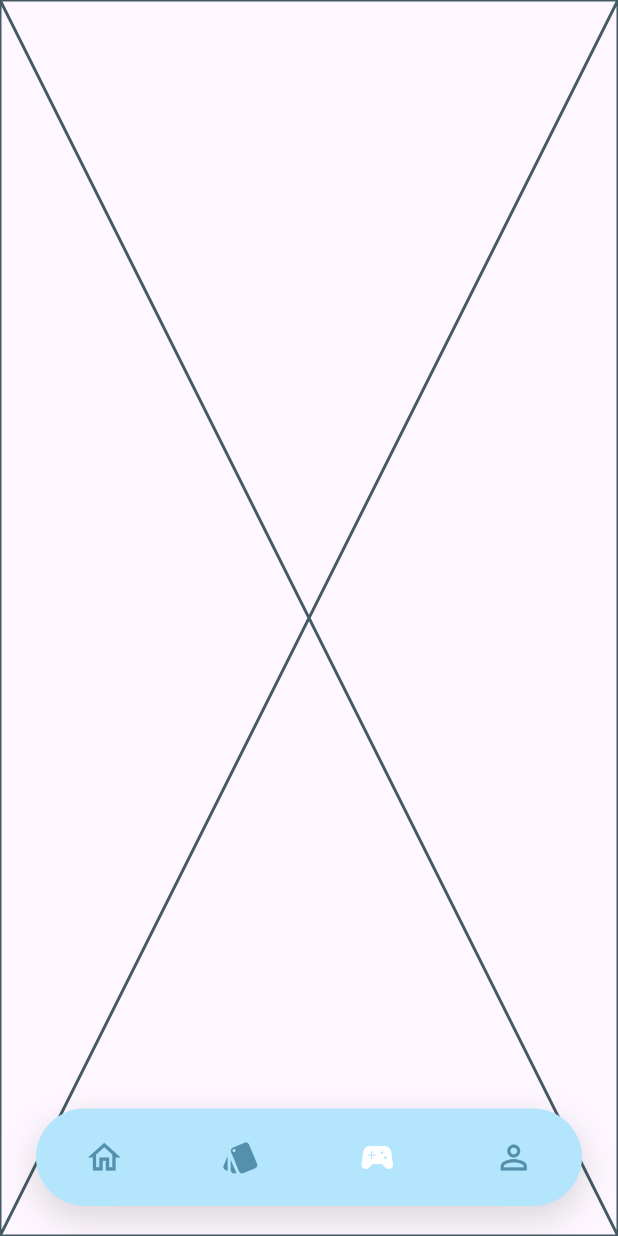
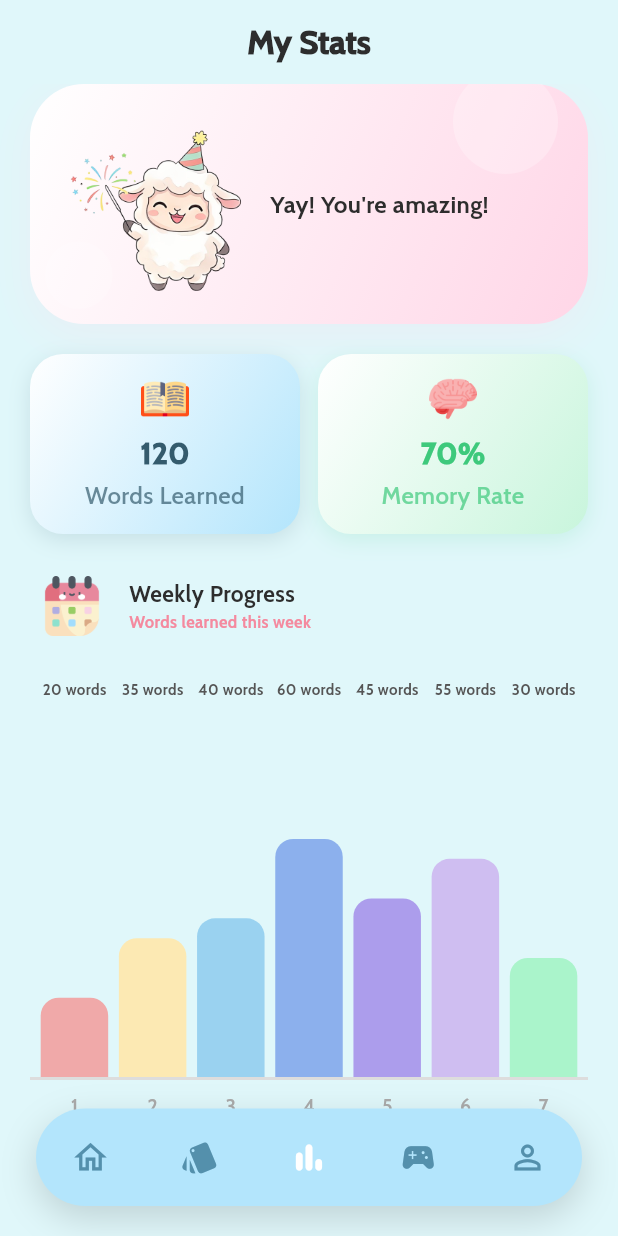
Before and after one commit to rstzsy/FlashCardApp, a Flutter app: the screen it shows after launch, item 3 of the bottom bar chosen, on a phone screen of 412 x 824 dp. Run offline on Flutter 3.47's test engine with Material 3 defaults, Android fonts, the phone set to English and light mode, and no system bars; drawn by our look-alikes of fl_chart; our stand-ins replace google_fonts.

Commit message:
done statistic screen

```diff
--- /dev/null
+++ b/flashcard_app/lib/features/statistic/screens/statistic_screen.dart
@@ -0,0 +1,180 @@
+import 'package:flutter/material.dart';
+import '../../../core/themes/app_colors.dart';
+import '../widgets/chibi_stat_card.dart';
+import '../widgets/weekly_process_chart.dart';
+
+class StatisticsScreen extends StatelessWidget {
+  const StatisticsScreen({super.key});
+
+  final int learnedWords = 120;
+  final double memoryRate = 70;
+
+  @override
+  Widget build(BuildContext context) {
+    final isHappy = memoryRate >= 50;
+    final sprite = isHappy
+        ? "assets/character/happy.png"
+        : "assets/character/worry.png";
+
+    return Scaffold(
+      backgroundColor: AppColors.mainColor,
+      appBar: AppBar(
+        backgroundColor: AppColors.mainColor,
+        elevation: 0,
+        centerTitle: true,
+        title: const Text(
+          "My Stats",
+          style: TextStyle(
+            fontSize: 22,
+            fontWeight: FontWeight.w900,
+            color: Color(0xFF2D2D2D),
+          ),
+        ),
+      ),
+      body: SingleChildScrollView(
+        padding: const EdgeInsets.symmetric(horizontal: 20),
+        child: Column(
+          children: [
+
+            // card pr
+            Container(
+              width: double.infinity,
+              decoration: BoxDecoration(
+                borderRadius: BorderRadius.circular(36),
+                gradient: LinearGradient(
+                  begin: Alignment.topLeft,
+                  end: Alignment.bottomRight,
+                  colors: isHappy
+                      ? [Colors.white, const Color(0xFFFFD6E7)]
+                      : [Colors.white, AppColors.primary],
+                ),
+                boxShadow: [
+                  BoxShadow(
+                    color: (isHappy
+                            ? const Color(0xFFFFD6E7)
+                            : AppColors.mainColor)
+                        .withOpacity(0.25),
+                    blurRadius: 24,
+                    offset: const Offset(0, 8),
+                  ),
+                ],
+              ),
+              child: Stack(
+                clipBehavior: Clip.none,
+                children: [
+                  Positioned(
+                    top: -10,
+                    right: 20,
+                    child: _Blob(size: 70, color: Colors.white.withOpacity(0.25)),
+                  ),
+                  Positioned(
+                    bottom: 10,
+                    left: 10,
+                    child: _Blob(size: 45, color: Colors.white.withOpacity(0.18)),
+                  ),
+                  Padding(
+                    padding: const EdgeInsets.symmetric(
+                      horizontal: 24,
+                      vertical: 20,
+                    ),
+                    child: Row(
+                      crossAxisAlignment: CrossAxisAlignment.center,
+                      children: [
+                        // animation switch image
+                        AnimatedSwitcher(
+                          duration: const Duration(milliseconds: 500),
+                          switchInCurve: Curves.easeOutBack,
+                          transitionBuilder: (child, anim) =>
+                              ScaleTransition(scale: anim, child: child),
+                          child: Image.asset(
+                            sprite,
+                            key: ValueKey(sprite),
+                            height: 120,
+                            fit: BoxFit.contain,
+                            errorBuilder: (_, __, ___) => const Icon(
+                              Icons.broken_image,
+                              size: 60,
+                              color: Colors.red,
+                            ),
+                          ),
+                        ),
+
+                        const SizedBox(width: 16),
+
+                        Expanded(
+                          child: Text(
+                            isHappy
+                                ? "Yay! You're amazing!"
+                                : "Let's study more today!",
+                            style: const TextStyle(
+                              fontSize: 16,
+                              fontWeight: FontWeight.w800,
+                              color: Color(0xFF2D2D2D),
+                              height: 1.4,
+                            ),
+                          ),
+                        ),
+                      ],
+                    ),
+                  ),
+                ],
+              ),
+            ),
+
+            const SizedBox(height: 20),
+
+            // stat card
+            Row(
+              children: [
+                Expanded(
+                  child: ChibiStatCard(
+                    iconPath: "assets/component/book.png",
+                    value: "$learnedWords",
+                    label: "Words Learned",
+                    color: const Color.fromARGB(255, 52, 91, 109),
+                    bgGradient: const [Colors.white, AppColors.primary],
+                  ),
+                ),
+                const SizedBox(width: 12),
+                Expanded(
+                  child: ChibiStatCard(
+                    iconPath: "assets/component/brain.png",
+                    value: "${memoryRate.toInt()}%",
+                    label: "Memory Rate",
+                    color: isHappy
+                        ? const Color(0xFF3EC97C)
+                        : const Color(0xFFFF6B6B),
+                    bgGradient: isHappy
+                        ? const [Colors.white, Color(0xFFC8F5DC)]
+                        : const [Colors.white, Color(0xFFFFEEEE)],
+                  ),
+                ),
+              ],
+            ),
+
+            const SizedBox(height: 20),
+
+            // bar chart
+            const WeeklyProgressChart(),
+            const SizedBox(height: 30),
+          ],
+        ),
+      ),
+    );
+  }
+}
+
+class _Blob extends StatelessWidget {
+  final double size;
+  final Color color;
+  const _Blob({required this.size, required this.color});
+
+  @override
+  Widget build(BuildContext context) {
+    return Container(
+      width: size,
+      height: size,
+      decoration: BoxDecoration(shape: BoxShape.circle, color: color),
+    );
+  }
+}
--- /dev/null
+++ b/flashcard_app/lib/features/statistic/widgets/chibi_stat_card.dart
@@ -0,0 +1,66 @@
+import 'package:flutter/material.dart';
+
+class ChibiStatCard extends StatelessWidget {
+  final String iconPath;
+  final String value;
+  final String label;
+  final Color color;
+  final List<Color> bgGradient;
+
+  const ChibiStatCard({
+    super.key,
+    required this.iconPath,
+    required this.value,
+    required this.label,
+    required this.color,
+    required this.bgGradient,
+  });
+
+  @override
+  Widget build(BuildContext context) {
+    return Container(
+      padding: const EdgeInsets.symmetric(vertical: 14, horizontal: 10),
+      decoration: BoxDecoration(
+        gradient: LinearGradient(
+          begin: Alignment.topLeft,
+          end: Alignment.bottomRight,
+          colors: bgGradient,
+        ),
+        borderRadius: BorderRadius.circular(22),
+        boxShadow: [
+          BoxShadow(
+            color: color.withOpacity(0.15),
+            blurRadius: 12,
+            offset: const Offset(0, 4),
+          ),
+        ],
+      ),
+      child: Column(
+        children: [
+          Image.asset(iconPath, width: 32, height: 32),
+          const SizedBox(height: 6),
+          // value
+          Text(
+            value,
+            style: TextStyle(
+              fontSize: 20,
+              fontWeight: FontWeight.w900,
+              color: color,
+            ),
+          ),
+          const SizedBox(height: 2),
+          // label
+          Text(
+            label,
+            textAlign: TextAlign.center,
+            style: TextStyle(
+              fontSize: 16,
+              fontWeight: FontWeight.w600,
+              color: color.withOpacity(0.7),
+            ),
+          ),
+        ],
+      ),
+    );
+  }
+}
--- /dev/null
+++ b/flashcard_app/lib/features/statistic/widgets/weekly_process_chart.dart
@@ -0,0 +1,177 @@
+// lib/features/statistics/widgets/weekly_progress_chart.dart
+
+import 'package:flutter/material.dart';
+import 'package:fl_chart/fl_chart.dart';
+
+import '../../../core/themes/app_colors.dart';
+
+class WeeklyProgressChart extends StatelessWidget {
+  const WeeklyProgressChart({super.key});
+
+  static const _values = [20.0, 35.0, 40.0, 60.0, 45.0, 55.0, 30.0];
+
+  static const _barColors = [
+    Color.fromARGB(255, 240, 169, 169),
+    Color.fromARGB(255, 252, 233, 179),
+    Color.fromARGB(255, 154, 210, 240),
+    Color.fromARGB(255, 140, 176, 237),
+    Color.fromARGB(255, 172, 157, 236),
+    Color.fromARGB(255, 207, 190, 241),
+    Color.fromARGB(255, 170, 244, 203),
+  ];
+
+  List<BarChartGroupData> _buildBars() {
+    return List.generate(_values.length, (i) {
+      return BarChartGroupData(
+        x: i,
+        barRods: [
+          // style bar chart
+          BarChartRodData(
+            toY: _values[i],
+            width: 45,
+            color: _barColors[i],
+            borderRadius: const BorderRadius.vertical(top: Radius.circular(12)),
+          ),
+        ],
+      );
+    });
+  }
+
+  @override
+  Widget build(BuildContext context) {
+    return Column(
+      crossAxisAlignment: CrossAxisAlignment.start,
+      children: [
+        // Header
+        Row(
+          children: [
+            Container(
+              padding: const EdgeInsets.all(8),
+              decoration: BoxDecoration(
+                borderRadius: BorderRadius.circular(12),
+              ),
+              child: Image.asset(
+                "assets/component/calendar.png",
+                width: 40,
+                height: 40,
+              ),
+            ),
+            const SizedBox(width: 10),
+            const Column(
+              crossAxisAlignment: CrossAxisAlignment.start,
+              children: [
+                Text(
+                  "Weekly Progress",
+                  style: TextStyle(
+                    fontSize: 15,
+                    fontWeight: FontWeight.w800,
+                    color: Color(0xFF2D2D2D),
+                  ),
+                ),
+                Text(
+                  "Words learned this week",
+                  style: TextStyle(
+                    fontSize: 11,
+                    color: AppColors.highlightColor,
+                    fontWeight: FontWeight.bold,
+                  ),
+                ),
+              ],
+            ),
+          ],
+        ),
+
+        const SizedBox(height: 20),
+
+        // bar chart
+        SizedBox(
+          height: 300,
+          child: BarChart(
+            BarChartData(
+              maxY: 90,
+              barTouchData: BarTouchData(
+                enabled: true,
+                touchTooltipData: BarTouchTooltipData(
+                  tooltipRoundedRadius: 8,
+                  tooltipPadding: const EdgeInsets.symmetric(
+                    horizontal: 8,
+                    vertical: 4,
+                  ),
+                  getTooltipItem: (group, groupIndex, rod, rodIndex) {
+                    return BarTooltipItem(
+                      '${rod.toY.toInt()} words',
+                      const TextStyle(
+                        color: Color(0xFF2D2D2D),
+                        fontSize: 11,
+                        fontWeight: FontWeight.w700,
+                      ),
+                    );
+                  },
+                ),
+              ),
+              gridData: FlGridData(show: false),
+
+              // bottom border
+              borderData: FlBorderData(
+                show: true,
+                border: const Border(
+                  bottom: BorderSide(color: Color(0xFFDDDDDD), width: 2),
+                ),
+              ),
+
+              titlesData: FlTitlesData(
+                leftTitles: AxisTitles(
+                  sideTitles: SideTitles(showTitles: false),
+                ),
+                rightTitles: AxisTitles(
+                  sideTitles: SideTitles(showTitles: false),
+                ),
+                topTitles: AxisTitles(
+                  sideTitles: SideTitles(
+                    showTitles: true,
+                    reservedSize: 28,
+                    getTitlesWidget: (value, meta) {
+                      final i = value.toInt();
+                      if (i < 0 || i >= _values.length) return const SizedBox();
+                      return Padding(
+                        padding: const EdgeInsets.only(bottom: 6),
+                        child: Text(
+                          '${_values[i].toInt()} words',
+                          style: const TextStyle(
+                            fontSize: 10,
+                            fontWeight: FontWeight.w700,
+                            color: Color(0xFF555555),
+                          ),
+                        ),
+                      );
+                    },
+                  ),
+                ),
+                bottomTitles: AxisTitles(
+                  sideTitles: SideTitles(
+                    showTitles: true,
+                    reservedSize: 32,
+                    getTitlesWidget: (v, _) {
+                      return Padding(
+                        padding: const EdgeInsets.only(top: 8),
+                        child: Text(
+                          '${v.toInt() + 1}',
+                          style: const TextStyle(
+                            fontSize: 13,
+                            fontWeight: FontWeight.w600,
+                            color: Color(0xFFAAAAAA),
+                          ),
+                        ),
+                      );
+                    },
+                  ),
+                ),
+              ),
+              barGroups: _buildBars(),
+            ),
+          ),
+        ),
+      ],
+    );
+  }
+}
--- a/flashcard_app/lib/main.dart
+++ b/flashcard_app/lib/main.dart
@@ -1,5 +1,7 @@
 import 'package:flashcard_app/routes/main_navigation.dart';
 import 'package:flutter/material.dart';
+import 'package:google_fonts/google_fonts.dart';
+
 import '../routes/app_router.dart';
 import '../routes/app_routes.dart';
 
@@ -15,7 +17,13 @@ class MyApp extends StatelessWidget {
     return MaterialApp(
       debugShowCheckedModeBanner: false,
       title: 'Study English',
-      // initialRoute: AppRoutes.homeScreen,
+
+      theme: ThemeData(
+        textTheme: GoogleFonts.cabinTextTheme(
+          Theme.of(context).textTheme,
+        ),
+      ),
+
       home: MainNavigation(),
       onGenerateRoute: AppRouter.generateRoute,
     );
--- a/flashcard_app/lib/routes/main_navigation.dart
+++ b/flashcard_app/lib/routes/main_navigation.dart
@@ -1,6 +1,7 @@
 import 'package:flashcard_app/core/themes/app_colors.dart';
 import 'package:flutter/material.dart';
 import '../features/home/screens/home_screen.dart';
+import '../features/statistic/screens/statistic_screen.dart';
 
 class MainNavigation extends StatefulWidget {
   const MainNavigation({super.key});
@@ -15,7 +16,7 @@ class _MainNavigationState extends State<MainNavigation> {
   final List<Widget> pages = [
     const HomeScreen(),
     const Placeholder(),
-    const Placeholder(),
+    const StatisticsScreen(),
     const Placeholder(),
     const Placeholder(),
   ];
@@ -51,7 +52,8 @@ class _MainNavigationState extends State<MainNavigation> {
             children: [
               navItem(Icons.home_outlined, 0),
               navItem(Icons.style, 1),
-              navItem(Icons.sports_esports, 2),
+              navItem(Icons.bar_chart_rounded, 2),
+              navItem(Icons.sports_esports, 3),
               navItem(Icons.person_outline, 4),
             ],
           ),
--- a/flashcard_app/pubspec.yaml
+++ b/flashcard_app/pubspec.yaml
@@ -31,6 +31,7 @@ dependencies:
   flutter:
     sdk: flutter
   google_fonts: ^6.1.0
+  fl_chart: ^0.68.0
 
   # The following adds the Cupertino Icons font to your application.
   # Use with the CupertinoIcons class for iOS style icons.
```
Also changed, not shown: flashcard_app/assets/character/worry.png (added), flashcard_app/assets/component/brain.png (added), flashcard_app/assets/component/calendar.png (added), flashcard_app/assets/component/trophy1.png (added).
